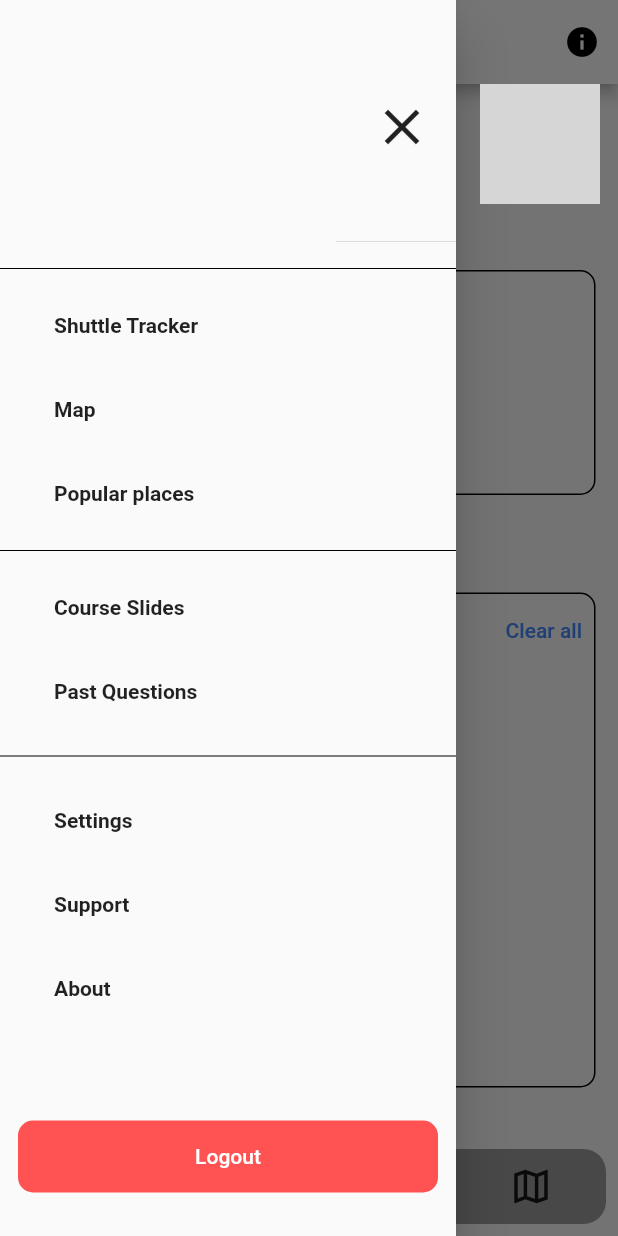
After one commit to bnasare/Techlert-app, a Flutter app: the MainScreenView screen opened directly, with the side drawer open, on a phone screen of 412 x 824 dp. The commit adds this screen. Run offline on Flutter 3.47's test engine with Material 2 defaults, Android fonts, the phone set to English and light mode, and no system bars; our stand-ins replace cloud_firestore, firebase_auth, firebase_core, google_fonts, shared_preferences; accounts and stored records are empty; network calls fail; grey boxes are pictures that could not be loaded.

Commit message:
techlert_main_screen fixing

```diff
--- a/lib/functions/screenthree_functions.dart
+++ b/lib/functions/screenthree_functions.dart
@@ -1,4 +1,5 @@
 import 'package:flutter/material.dart';
+import 'package:techlert/functions/techlert_main_screen.dart';
 import 'package:techlert/pages/homepage.dart';
 
 void navigateToConfirmationPage(BuildContext context) {
@@ -21,9 +22,9 @@ void navigateToConfirmationPage(BuildContext context) {
           TextButton(
             onPressed: () {
               Navigator.push(
-                context,
-                MaterialPageRoute(builder: (_) => const HomePage()),
-              );
+                  context,
+                  MaterialPageRoute(
+                      builder: ((context) => const MainScreenView())));
             },
             child: const Text('Yes'),
           ),
--- /dev/null
+++ b/lib/functions/techlert_main_screen.dart
@@ -0,0 +1,315 @@
+import 'package:firebase_auth/firebase_auth.dart';
+import 'package:flutter/material.dart';
+import 'package:techlert/pages/loginpage.dart';
+
+class MainScreenView extends StatefulWidget {
+  const MainScreenView({super.key});
+
+  @override
+  State<MainScreenView> createState() => _MainScreenViewState();
+}
+
+class _MainScreenViewState extends State<MainScreenView> {
+  @override
+  Widget build(BuildContext context) {
+    return Scaffold(
+      drawer: Drawer(
+        child: ListView(
+          children: [
+            Align(
+              alignment: Alignment.topRight,
+              child: DrawerHeader(
+                  child: IconButton(
+                      onPressed: () {},
+                      icon: const Icon(
+                        Icons.close,
+                        size: 40,
+                      ))),
+            ),
+            const Divider(height: 20, color: Colors.black),
+            Padding(
+              padding: const EdgeInsets.only(left: 20),
+              child: ListTile(
+                onTap: () {},
+                title: const Text("Shuttle Tracker",
+                    style: TextStyle(fontWeight: FontWeight.bold)),
+              ),
+            ),
+            Padding(
+              padding: const EdgeInsets.only(left: 20),
+              child: ListTile(
+                onTap: () {},
+                title: const Text("Map",
+                    style: TextStyle(fontWeight: FontWeight.bold)),
+              ),
+            ),
+            Padding(
+              padding: const EdgeInsets.only(left: 20),
+              child: ListTile(
+                onTap: () {},
+                title: const Text("Popular places",
+                    style: TextStyle(fontWeight: FontWeight.bold)),
+              ),
+            ),
+            const Divider(height: 20, color: Colors.black),
+            Padding(
+              padding: const EdgeInsets.only(left: 20),
+              child: ListTile(
+                onTap: () {},
+                title: const Text("Course Slides",
+                    style: TextStyle(fontWeight: FontWeight.bold)),
+              ),
+            ),
+            Padding(
+              padding: const EdgeInsets.only(left: 20),
+              child: ListTile(
+                onTap: () {},
+                title: const Text("Past Questions",
+                    style: TextStyle(fontWeight: FontWeight.bold)),
+              ),
+            ),
+            const Divider(
+              height: 30,
+              color: Colors.black,
+            ),
+            Padding(
+              padding: const EdgeInsets.only(left: 20),
+              child: ListTile(
+                onTap: () {},
+                title: const Text("Settings",
+                    style: TextStyle(fontWeight: FontWeight.bold)),
+              ),
+            ),
+            Padding(
+              padding: const EdgeInsets.only(left: 20),
+              child: ListTile(
+                onTap: () {},
+                title: const Text("Support",
+                    style: TextStyle(fontWeight: FontWeight.bold)),
+              ),
+            ),
+            Padding(
+              padding: const EdgeInsets.only(left: 20),
+              child: ListTile(
+                onTap: () {},
+                title: const Text("About",
+                    style: TextStyle(fontWeight: FontWeight.bold)),
+              ),
+            ),
+            const SizedBox(
+              height: 60,
+            ),
+            Padding(
+              padding: const EdgeInsets.only(left: 12, right: 12),
+              child: Container(
+                decoration: BoxDecoration(
+                    borderRadius: BorderRadius.circular(10),
+                    color: Colors.redAccent),
+                child: TextButton(
+                    onPressed: () {
+                      FirebaseAuth.instance.signOut();
+                      Navigator.pushReplacement(
+                          context,
+                          MaterialPageRoute(
+                              builder: (context) => const LoginPage()));
+                    },
+                    child: const Text(
+                      "Logout",
+                      style: TextStyle(color: Colors.white),
+                    )),
+              ),
+            )
+          ],
+        ),
+      ),
+      appBar: AppBar(
+        iconTheme: const IconThemeData(color: Colors.black),
+        backgroundColor: Colors.white,
+        title: const Text(
+          "Home",
+          style: TextStyle(
+            color: Colors.black,
+            fontSize: 30,
+            fontWeight: FontWeight.normal,
+          ),
+        ),
+        centerTitle: true,
+        actions: [
+          IconButton(
+            onPressed: () {},
+            icon: const Icon(
+              Icons.info,
+              color: Colors.black,
+            ),
+          )
+        ],
+      ),
+      bottomNavigationBar: Padding(
+        padding: const EdgeInsets.only(bottom: 8, left: 8, right: 8),
+        child: Container(
+            height: 50,
+            decoration: BoxDecoration(
+                borderRadius: BorderRadius.circular(15), color: Colors.grey),
+            child: Row(
+              mainAxisAlignment: MainAxisAlignment.spaceEvenly,
+              children: [
+                IconButton(
+                  onPressed: () {},
+                  icon: const Icon(
+                    Icons.home_filled,
+                    size: 30,
+                  ),
+                ),
+                IconButton(
+                  onPressed: () {},
+                  icon: const Icon(
+                    Icons.person_2_outlined,
+                    size: 30,
+                  ),
+                ),
+                IconButton(
+                  onPressed: () {},
+                  icon: const Icon(
+                    Icons.auto_stories_outlined,
+                    size: 30,
+                  ),
+                ),
+                IconButton(
+                  onPressed: () {},
+                  icon: const Icon(
+                    Icons.directions_bus_filled_outlined,
+                    size: 30,
+                  ),
+                ),
+                IconButton(
+                  onPressed: () {},
+                  icon: const Icon(
+                    Icons.map_outlined,
+                    size: 30,
+                  ),
+                )
+              ],
+            )),
+      ),
+      body: SingleChildScrollView(
+        child: SafeArea(
+          child: Column(
+            mainAxisAlignment: MainAxisAlignment.start,
+            children: [
+              Row(
+                mainAxisAlignment: MainAxisAlignment.spaceBetween,
+                children: [
+                  const Column(
+                    children: [
+                      Padding(
+                        padding: EdgeInsets.only(right: 90),
+                        child: Text(
+                          "Good Morning,",
+                          style: TextStyle(fontSize: 20),
+                        ),
+                      ),
+                      Padding(
+                        padding: EdgeInsets.only(left: 12),
+                        child: Text(
+                          "Philip Cudjoe",
+                          style: TextStyle(
+                              fontSize: 40, fontWeight: FontWeight.bold),
+                        ),
+                      ),
+                    ],
+                  ),
+                  Padding(
+                    padding: const EdgeInsets.only(right: 12),
+                    child: Container(
+                      height: 80,
+                      width: 80,
+                      decoration: BoxDecoration(
+                        borderRadius: BorderRadius.circular(15),
+                      ),
+                      child: const Image(
+                        image: NetworkImage(
+                            "https://img.freepik.com/premium-vector/businessman-avatar-cartoon-character-profile_18591-50581.jpg?w=740"),
+                      ),
+                    ),
+                  )
+                ],
+              ),
+              const SizedBox(
+                height: 10,
+              ),
+              const Padding(
+                padding: EdgeInsets.only(left: 14),
+                child: Align(
+                  alignment: Alignment.topLeft,
+                  child: Text(
+                    "Alert Box",
+                    style: TextStyle(
+                      fontSize: 25,
+                      fontWeight: FontWeight.normal,
+                    ),
+                    textAlign: TextAlign.left,
+                  ),
+                ),
+              ),
+              const SizedBox(
+                height: 5,
+              ),
+              Padding(
+                padding: const EdgeInsets.only(left: 15, right: 15, bottom: 15),
+                child: Container(
+                  decoration: BoxDecoration(
+                    border: Border.all(style: BorderStyle.solid),
+                    borderRadius: BorderRadius.circular(10),
+                    color: const Color.fromRGBO(255, 252, 252, 1),
+                  ),
+                  height: 150,
+                  width: double.infinity,
+                  child: const Center(
+                    child: Text(
+                      "New alert will appear here.",
+                      style: TextStyle(fontSize: 15),
+                    ),
+                  ),
+                ),
+              ),
+              const SizedBox(
+                height: 50,
+              ),
+              Padding(
+                padding: const EdgeInsets.only(left: 15, right: 15),
+                child: Container(
+                    decoration: BoxDecoration(
+                      border: Border.all(style: BorderStyle.solid),
+                      borderRadius: BorderRadius.circular(10),
+                      color: const Color.fromRGBO(255, 252, 252, 1),
+                    ),
+                    height: 330,
+                    width: double.infinity,
+                    child: Column(
+                      children: [
+                        Align(
+                          alignment: Alignment.topRight,
+                          child: TextButton(
+                              onPressed: () {},
+                              child: const Text(
+                                "Clear all",
+                                style: TextStyle(color: Colors.blueAccent),
+                              )),
+                        ),
+                        const Center(
+                          heightFactor: 12,
+                          child: Text(
+                            "Old alert will appear here.",
+                            style: TextStyle(fontSize: 15),
+                          ),
+                        ),
+                      ],
+                    )),
+              ),
+            ],
+          ),
+        ),
+      ),
+    );
+  }
+}
--- a/lib/pages/selectdetails.dart
+++ b/lib/pages/selectdetails.dart
@@ -14,7 +14,7 @@ class _SelectDetailsState extends State<SelectDetails> {
   final int _currentPageIndex = 0;
 
   final List _pages = [
-    ScreenOne(),
+    const ScreenOne(),
     const ScreenTwo(
       college: '',
       programs: [],
```
